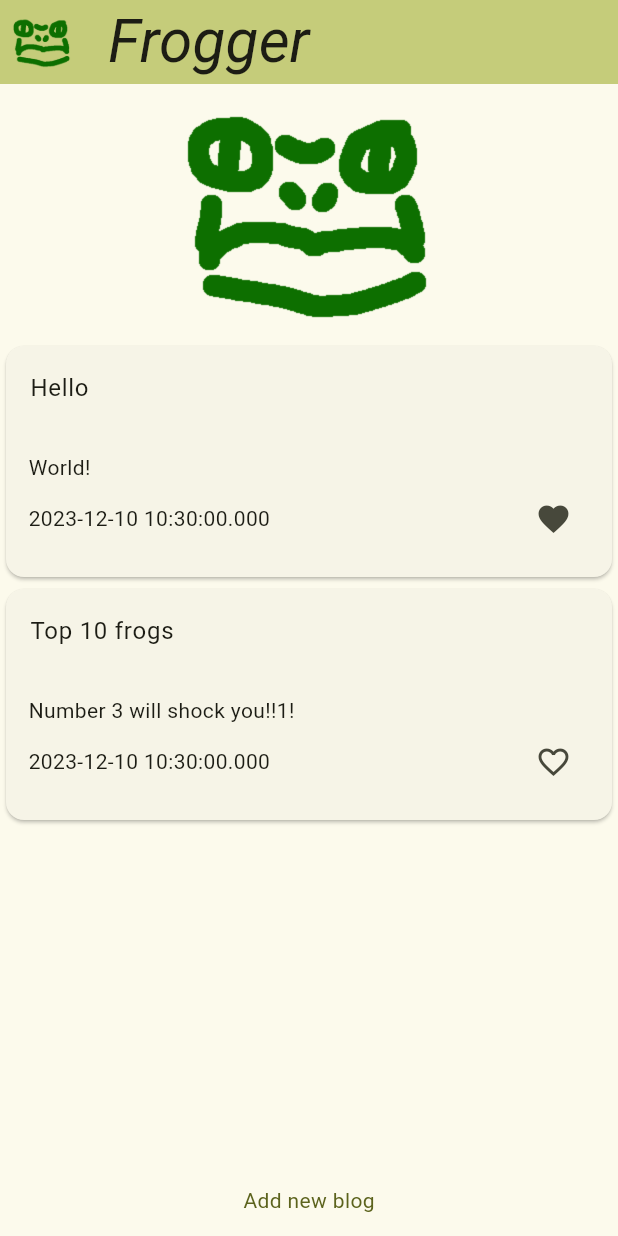
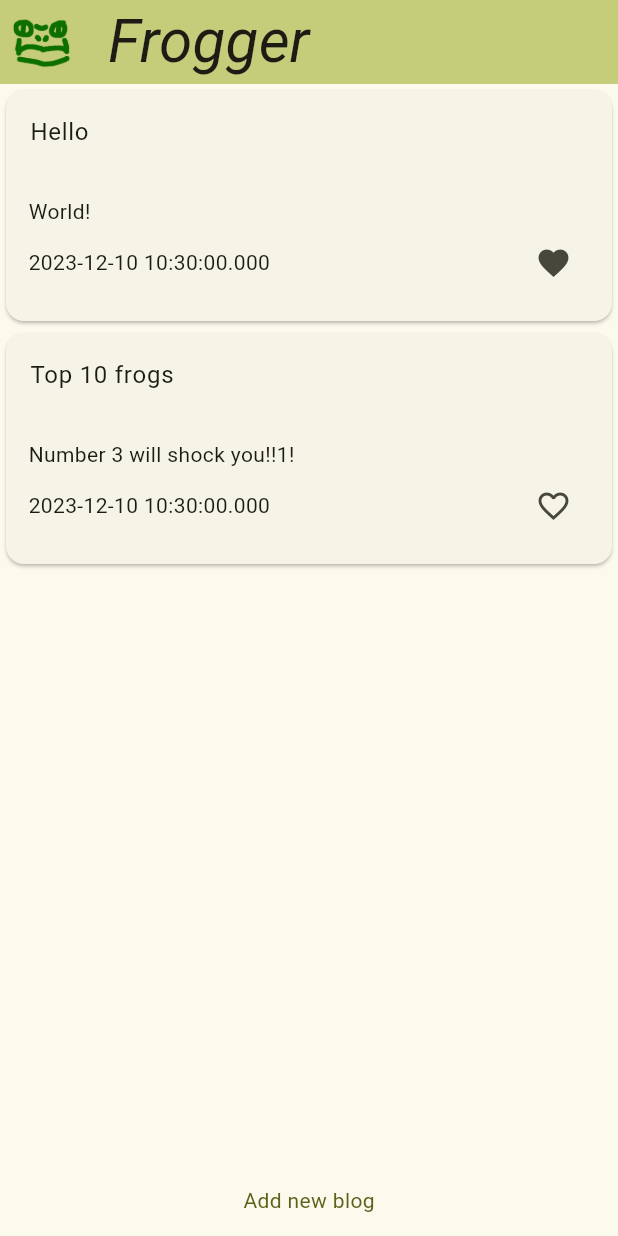
Before and after one commit to stafel/flogger, a Flutter app: the screen it shows after launch, on a phone screen of 412 x 824 dp. Run offline on Flutter 3.47's test engine with Material 3 defaults, Android fonts, the phone set to English and light mode, and no system bars.

```diff
--- a/lib/main.dart
+++ b/lib/main.dart
@@ -102,9 +102,6 @@ class _MyHomePageState extends State<MyHomePage> {
         body: Center(
           child: Column(
             children: [
-              Image.asset(
-                "images/logo.png",
-              ),
               Expanded(
                   child: ListView.builder(
                       // the number of items in the list
```
